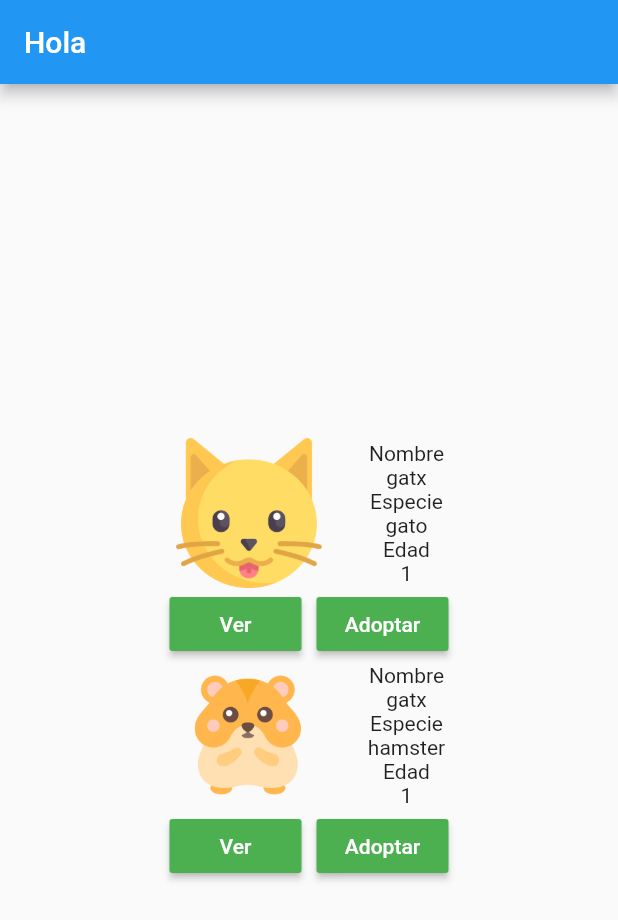
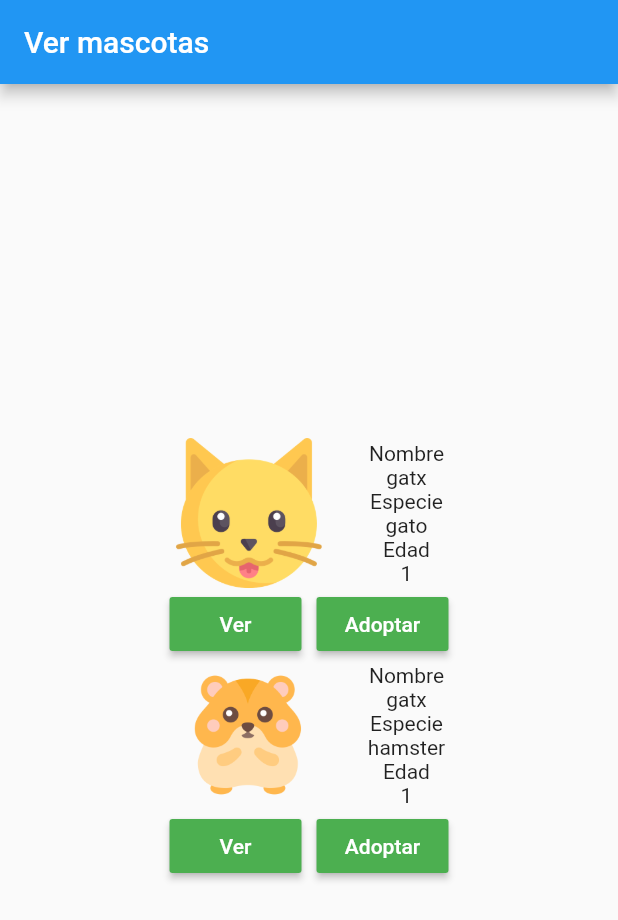
Before and after one commit to DylanEscala/GUIlp, a Flutter app: the screen it shows after launch, after a tap on "Adoptar", on a phone screen of 412 x 824 dp. Shown: the top 920 px of the screen. Run offline on Flutter 3.47's test engine with Material 2 defaults, Android fonts, the phone set to English and light mode, and no system bars; network calls fail.

Commit message:
Agregada clase HTPClient y refactoring

```diff
--- a/proyectolp/lib/main.dart
+++ b/proyectolp/lib/main.dart
@@ -30,7 +30,7 @@ class MyApp extends StatelessWidget {
         // closer together (more dense) than on mobile platforms.
         visualDensity: VisualDensity.adaptivePlatformDensity,
       ),
-      home: ManagerHomePage(title: "Hola"),//ManagerHomePage(title: "Manager"), //MyHomePage(title: 'Flutter Demo Home Page'),
+      home: ManagerHomePage(), //MyHomePage(title: 'Flutter Demo Home Page'),
       debugShowCheckedModeBanner: false,
     );
   }
--- a/proyectolp/lib/models/Pet.dart
+++ b/proyectolp/lib/models/Pet.dart
@@ -6,4 +6,8 @@ class Pet{
   String nombre;
   int id;
   Pet(this.especie, this.raza, this.edad, this.genero, this.nombre,this.id);
+  static List<String> animalesNormales = ["perro","gato","hamster", "loro"];
+  static bool animalConocido(String animal){
+    return animalesNormales.contains(animal);
+  }
 }
--- a/proyectolp/lib/src/pages/FormSubmitPetPage.dart
+++ b/proyectolp/lib/src/pages/FormSubmitPetPage.dart
@@ -4,8 +4,8 @@ import 'package:proyectolp/widgets/PetWidget.dart';
 
 
 class FormSubmitPetPage extends StatefulWidget {
-  FormSubmitPetPage({Key key, this.title}) : super(key: key);
-  final String title;
+  FormSubmitPetPage({Key key}) : super(key: key);
+  final String title="Registrar Mascota";
 
   @override
   _FormSubmitPetState createState() => _FormSubmitPetState();
--- a/proyectolp/lib/src/pages/MainPage.dart
+++ b/proyectolp/lib/src/pages/MainPage.dart
@@ -1,5 +1,5 @@
 import 'package:flutter/material.dart';
-import 'package:proyectolp/src/pages/PetWidget.dart';
+import 'package:proyectolp/widgets/PetWidget.dart';
 
 
 
--- a/proyectolp/lib/src/pages/managerhomepage.dart
+++ b/proyectolp/lib/src/pages/managerhomepage.dart
@@ -5,8 +5,8 @@ import 'package:proyectolp/widgets/PetWidget.dart';
 
 
 class ManagerHomePage extends StatefulWidget {
-  ManagerHomePage({Key key, this.title}) : super(key: key);
-  final String title;
+  ManagerHomePage({Key key}) : super(key: key);
+  final String title = "Ver mascotas";
 
   @override
   _ManagerHomeState createState() => _ManagerHomeState();
@@ -18,7 +18,7 @@ class _ManagerHomeState extends State<ManagerHomePage> {
     PetWidget petprueba= new PetWidget(mascota1);
     Pet mascota2 = Pet("hamster", "nuse", 1, "no binario", "gatx",1);
     PetWidget petprueba2= new PetWidget(mascota2);
-    List<Widget> lista = [petprueba.widgepantallainicio(),petprueba2.widgepantallainicio(),];
+    List<Widget> lista = [petprueba.widgepantallainicio(context),petprueba2.widgepantallainicio(context),];
     /*llamada funcion que retorna lista de WidgetPet
     widgetpets()
     for (PetWidget mascota in null){
--- a/proyectolp/lib/widgets/PetWidget.dart
+++ b/proyectolp/lib/widgets/PetWidget.dart
@@ -10,7 +10,7 @@ class PetWidget {
   void adoptar(){
     //mandar datos al host y actualizar
   }
-  Widget widgepantallainicio(){
+  Widget widgepantallainicio(BuildContext context){
     Widget mainrow = Column(
         children: <Widget>[
           Row(mainAxisAlignment: MainAxisAlignment.center,
@@ -30,7 +30,7 @@ class PetWidget {
               ]
           ),
           Row(mainAxisAlignment: MainAxisAlignment.center,children: <Widget>[
-            RaisedButton(onPressed: (){adoptar();},child: Text('Ver'),color: Colors.green,textColor: Colors.white,),
+            RaisedButton(onPressed: (){view(context);},child: Text('Ver'),color: Colors.green,textColor: Colors.white,),
             SizedBox(width: 10),
             RaisedButton(onPressed: (){adoptar();},child: Text('Adoptar'),color: Colors.green,textColor: Colors.white,)
             ],
@@ -39,8 +39,43 @@ class PetWidget {
     );
     return mainrow;
   }
+
+  void view(BuildContext context){
+    showDialog(
+        context: context,
+        builder: (BuildContext context) {
+          return AlertDialog(
+            content: Container(
+              //overflow: Overflow.visible,
+              child: ListView(scrollDirection: Axis.horizontal,shrinkWrap: true,padding: const EdgeInsets.all(8.0),children: <Widget>[
+                Column(children: <Widget>[Row(mainAxisAlignment: MainAxisAlignment.center,children: <Widget> [
+                  Image(width: 100,height: 100,image: AssetImage(imagen)),
+                  SizedBox(width: 30),
+                  Column(mainAxisAlignment: MainAxisAlignment.start,children: <Widget>[
+                    Text('Nombre'),
+                    Text(pet.nombre),
+                    Text('Especie'),
+                    Text(pet.especie),
+                    Text('Raza'),
+                    Text(pet.raza.toString()),
+                    Text('Edad'),
+                    Text(pet.edad.toString()),
+                    Text('Genero'),
+                    Text(pet.genero.toString()),
+                  ],
+                  )]
+                ),Row(mainAxisAlignment: MainAxisAlignment.center,children: <Widget>[
+                  RaisedButton(onPressed: (){adoptar();},child: Text('Adoptar'),color: Colors.green,textColor: Colors.white,),
+                ],)])
+              ]
+              ),
+            ),
+          );
+        });
+  }
+
   void  setimagen(){
-  if((["perro","gato","hamster", "loro"].contains(pet.especie)))
+  if(Pet.animalesNormales.contains(pet.especie))
     imagen='images/'+pet.especie+'.png';
   else
     imagen='images/otro.png';
```
Also changed, not shown: proyectolp/lib/models/HTTPClient.dart (added, +48 -0 lines), proyectolp/lib/src/pages/PetWidget.dart (deleted, +0 -80 lines), proyectolp/lib/src/pages/login_page.dart (+2 -9 lines).
